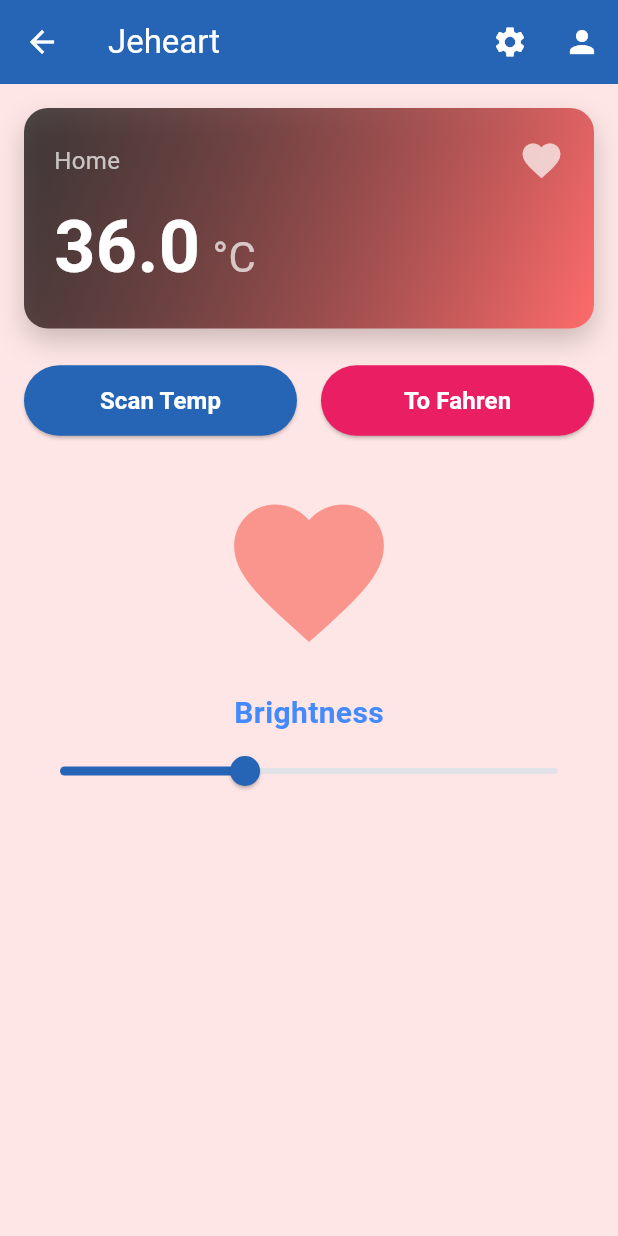
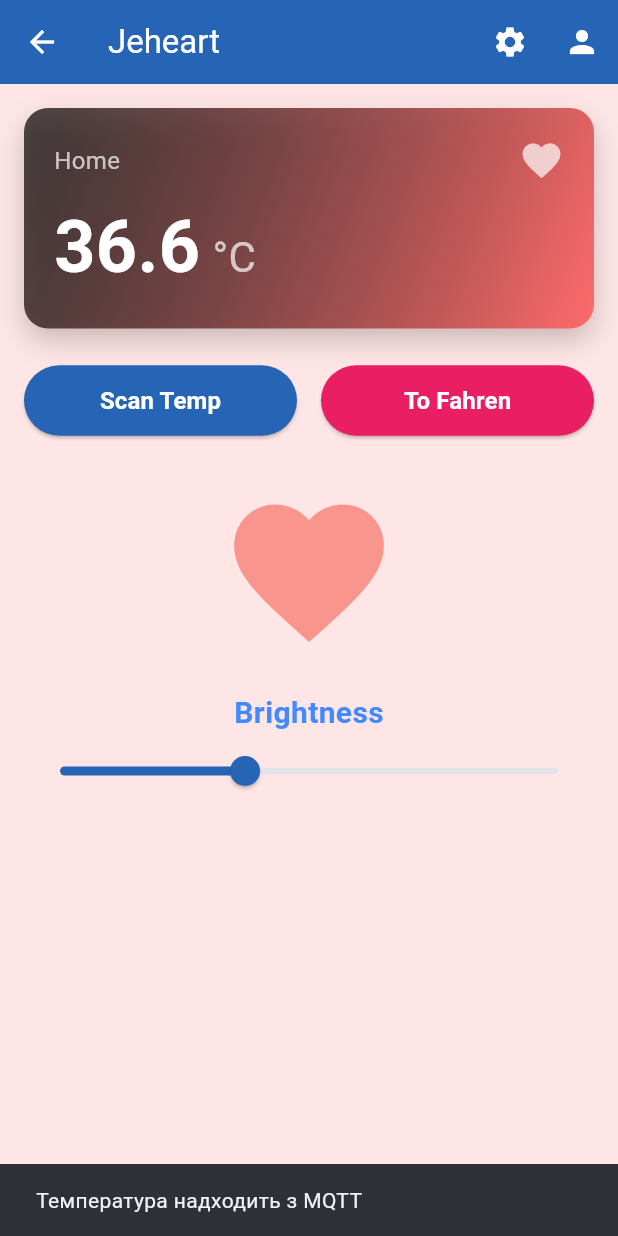
Before and after one commit to MariaKundrat/Mobile_dev, a Flutter app: the HomeScreen screen opened by its route, after a tap on "Scan Temp", on a phone screen of 412 x 824 dp. Run offline on Flutter 3.47's test engine with Material 3 defaults, Android fonts, the phone set to English and light mode, and no system bars; our stand-ins replace connectivity_plus, shared_preferences; missing offline and left inert: mqtt_client; accounts and stored records are empty.

Commit message:
[ADD] mqtt etc

```diff
--- a/lib/presentation/screens/home_screen.dart
+++ b/lib/presentation/screens/home_screen.dart
@@ -1,6 +1,9 @@
+import 'package:connectivity_plus/connectivity_plus.dart';
 import 'package:flutter/material.dart';
 import 'package:lab1/presentation/widgets/custom_button.dart';
 import 'package:lab1/presentation/widgets/temperature_card.dart';
+import 'package:lab1/services/connection_service.dart';
+import 'package:lab1/services/mqtt_service.dart';
 
 class HomeScreen extends StatefulWidget {
   const HomeScreen({super.key});
@@ -16,11 +19,11 @@
   bool _isCelsius = true;
   double _brightness = 0.5;
 
-  void _scanTemperature() {
-    setState(() {
-      _currentTemperature = 36.0 + (DateTime.now().millisecond % 5) / 1.0;
-    });
-  }
+  // void _scanTemperature() {
+  //   setState(() {
+  //     _currentTemperature = 36.0 + (DateTime.now().millisecond % 5) / 1.0;
+  //   });
+  // }
 
   void _toggleTemperatureUnit() {
     setState(() {
@@ -31,6 +34,35 @@
       }
       _isCelsius = !_isCelsius;
     });
+  }
+
+  late final MqttService _mqttService;
+
+  @override
+  void initState() {
+    super.initState();
+    _mqttService = MqttService();
+    final connection = ConnectionService();
+
+    connection.onConnectionChange.listen((status) {
+      if (status == ConnectivityResult.none) {
+        ScaffoldMessenger.of(context).showSnackBar(
+          const SnackBar(content: Text('Lost Internet Connection')),
+        );
+      }
+    });
+
+    _mqttService.connect((data) {
+      setState(() {
+        _currentTemperature = double.tryParse(data) ?? _currentTemperature;
+      });
+    });
+  }
+
+  @override
+  void dispose() {
+    _mqttService.disconnect();
+    super.dispose();
   }
 
   @override
@@ -73,7 +105,13 @@
                     child: CustomButton(
                       text: 'Scan Temp',
                       backgroundColor: const Color(0xFF2665B6),
-                      onPressed: _scanTemperature,
+                      // onPressed: _scanTemperature,
+                      onPressed: () {
+                        ScaffoldMessenger.of(context).showSnackBar(
+                          const SnackBar(
+                              content: Text('Температура надходить з MQTT'),),
+                        );
+                      },
                     ),
                   ),
                   const SizedBox(width: 16),
--- /dev/null
+++ b/lib/services/connection_service.dart
@@ -0,0 +1,13 @@
+import 'package:connectivity_plus/connectivity_plus.dart';
+
+class ConnectionService {
+  final Connectivity _connectivity = Connectivity();
+
+  Future<bool> isConnected() async {
+    final result = await _connectivity.checkConnectivity();
+    return result != ConnectivityResult.none;
+  }
+
+  Stream<ConnectivityResult> get onConnectionChange =>
+      _connectivity.onConnectivityChanged;
+}
--- /dev/null
+++ b/lib/services/mqtt_service.dart
@@ -0,0 +1,63 @@
+import 'dart:math';
+
+import 'package:flutter/cupertino.dart';
+import 'package:mqtt_client/mqtt_client.dart';
+import 'package:mqtt_client/mqtt_server_client.dart';
+
+class MqttService {
+  final _client = MqttServerClient('broker.hivemq.com', '');
+
+  Future<void> connect(Function(String) onMessage) async {
+    _client.logging(on: false);
+    _client.keepAlivePeriod = 20;
+    _client.onDisconnected = () => debugPrint('MQTT disconnected');
+    _client.onConnected = () => debugPrint('MQTT connected');
+
+    final random = Random();
+    final temperature = (20 + random.nextDouble() * 10).toStringAsFixed(2);
+    final builder = MqttClientPayloadBuilder();
+    builder.addString(temperature);
+
+    _client.publishMessage(
+      'sensor/temperature',
+      MqttQos.atMostOnce,
+      builder.payload!,
+    );
+
+    debugPrint('Published random temperature: $temperature');
+
+    final connMess = MqttConnectMessage()
+        .withClientIdentifier(
+          'flutter_${DateTime.now().millisecondsSinceEpoch}',
+        )
+        .startClean()
+        .withWillQos(MqttQos.atLeastOnce);
+
+    _client.connectionMessage = connMess;
+
+    try {
+      await _client.connect();
+    } catch (e) {
+      debugPrint('MQTT error: $e');
+      _client.disconnect();
+    }
+
+    if (_client.connectionStatus?.state == MqttConnectionState.connected) {
+      debugPrint('Connected to MQTT broker');
+
+      _client.subscribe('sensor/temperature', MqttQos.atMostOnce);
+
+      _client.updates?.listen((messages) {
+        final recMess = messages[0].payload as MqttPublishMessage;
+        final payload =
+            MqttPublishPayload.bytesToStringAsString(recMess.payload.message);
+
+        onMessage(payload);
+      });
+    }
+  }
+
+  void disconnect() {
+    _client.disconnect();
+  }
+}
--- a/pubspec.yaml
+++ b/pubspec.yaml
@@ -36,6 +36,12 @@
   cupertino_icons: ^1.0.8
 
   shared_preferences: ^2.2.2
+
+  mqtt_client: ^10.0.0
+
+  connectivity_plus: ^5.0.2
+
+  internet_connection_checker: ^1.0.0+1
 
 dev_dependencies:
   flutter_test:
```
Also changed, not shown: pubspec.lock.
